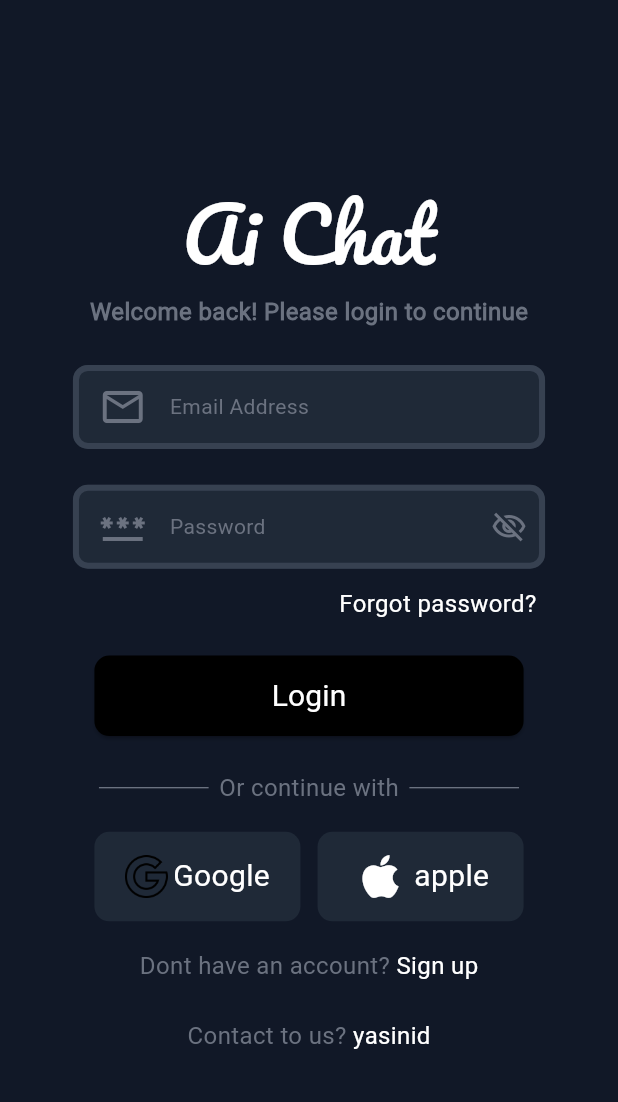
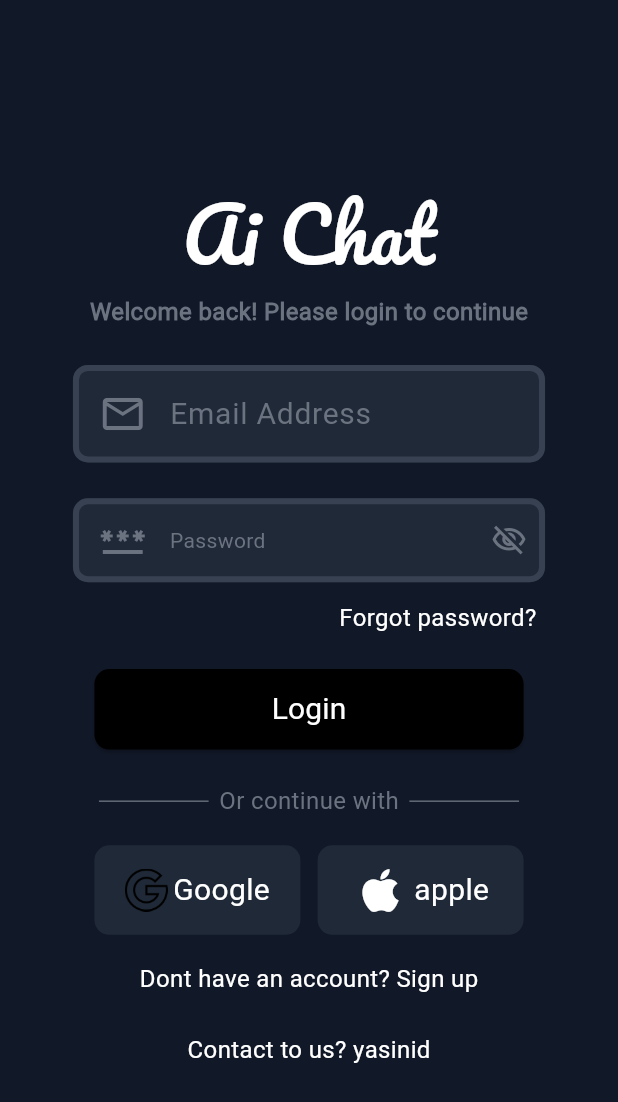
Before and after one commit to yasinowo/chatgpt-with-flutter, a Flutter app: the screen it shows after launch, on a phone screen of 412 x 824 dp. Shown: the top 1102 px of the screen. Run offline on Flutter 3.47's test engine with Material 3 defaults, Android fonts, the phone set to English and light mode, and no system bars; our stand-ins replace bloc, dio, flutter_bloc, flutter_screenutil, get_it, shared_preferences and 1 more; missing offline and left inert: stream_typewriter_text; accounts and stored records are empty.

Commit message:
update: elvbutton

```diff
--- a/lib/components/textfild_global.dart
+++ b/lib/components/textfild_global.dart
@@ -1,5 +1,6 @@
 import 'package:flutter/material.dart';
 import 'package:flutter_screenutil/flutter_screenutil.dart';
+import 'package:my_chat_gpt/them/fonts_style.dart';
 import 'package:my_chat_gpt/util/constants.dart';
 
 // ignore: must_be_immutable
@@ -16,19 +17,19 @@ class MyTextFild extends StatelessWidget {
       child: TextFormField(
         keyboardType: TextInputType.emailAddress,
         controller: controller,
-        style: theme.textTheme.bodyLarge!.copyWith(color: AppColor.txgrey),
+        style: MyFonts.bodyLarge.copyWith(color: theme.colorScheme.primary),
         decoration: InputDecoration(
           fillColor: AppColor.normal,
           filled: true,
           labelText: text,
           labelStyle:
-              theme.textTheme.bodyMedium!.copyWith(color: AppColor.strong),
+              MyFonts.bodyMedium.copyWith(color: theme.colorScheme.primary),
           prefixIcon: Padding(
             padding: EdgeInsets.only(right: 10.w, left: 15.w),
-            child: const Icon(
+            child: Icon(
               Icons.email_outlined,
               size: 32,
-              color: AppColor.strong,
+              color: theme.colorScheme.primary,
             ),
           ),
           border: OutlineInputBorder(
@@ -36,11 +37,13 @@ class MyTextFild extends StatelessWidget {
           ),
           enabledBorder: OutlineInputBorder(
             borderRadius: BorderRadius.circular(10),
-            borderSide: BorderSide(color: AppColor.active, width: 4),
+            borderSide:
+                BorderSide(color: theme.colorScheme.secondary, width: 4),
           ),
           focusedBorder: OutlineInputBorder(
               borderRadius: BorderRadius.circular(10),
-              borderSide: BorderSide(color: AppColor.strong, width: 3)),
+              borderSide:
+                  BorderSide(color: theme.colorScheme.secondary, width: 3)),
         ),
         validator: (value) {
           if (value == null || value.isEmpty) {
--- a/lib/screens/login_screen.dart
+++ b/lib/screens/login_screen.dart
@@ -62,7 +62,7 @@ class _LoginScreenState extends State<LoginScreen> {
                       child: Text(
                         'Welcome back! Please login to continue',
                         style: MyFonts.bodySmall.copyWith(
-                            color: theme.colorScheme.onSurface,
+                            color: theme.colorScheme.primary,
                             fontWeight: FontWeight.bold),
                       ),
                     ),
@@ -107,13 +107,13 @@ class _LoginScreenState extends State<LoginScreen> {
                               thickness: 0.9,
                               indent: 0,
                               endIndent: 7,
-                              color: theme.colorScheme.onSurface,
+                              color: theme.colorScheme.primary,
                             ),
                           ),
                           Text(
                             'Or continue with',
                             style: MyFonts.bodySmall
-                                .copyWith(color: theme.colorScheme.onSurface),
+                                .copyWith(color: theme.colorScheme.primary),
                           ),
                           SizedBox(
                             height: 1.h,
@@ -122,7 +122,7 @@ class _LoginScreenState extends State<LoginScreen> {
                               thickness: 0.9,
                               indent: 7,
                               endIndent: 0,
-                              color: theme.colorScheme.onSurface,
+                              color: theme.colorScheme.primary,
                             ),
                           ),
                         ],
--- a/lib/them/dark_mode.dart
+++ b/lib/them/dark_mode.dart
@@ -3,11 +3,11 @@ import 'package:flutter/material.dart';
 ThemeData darkMode = ThemeData(
   colorScheme: ColorScheme.dark(
       surface: Color(0xff111827), // پس‌زمینه
-      primary: Color(0xff111827), // متن‌های فرعی و راهنما
+      // primary: Color(0xff111827), // متن‌های فرعی و راهنما
       secondary: Color(0xff374151), // رنگ‌های فعال
       tertiary: Color(0xffffffff), // متن‌های روشن
       inversePrimary: Color(0xff1F2937), // متن‌های معمولی و دکمه‌های غیرفعال
-      onSurface: Color(0xff6B7280), // متن‌های قوی‌تر
+      primary: Color(0xff6B7280), // متن‌های قوی‌تر
       shadow: Color(0xff030712), // سایه‌ها
       primaryContainer: Colors.black),
 );
```
